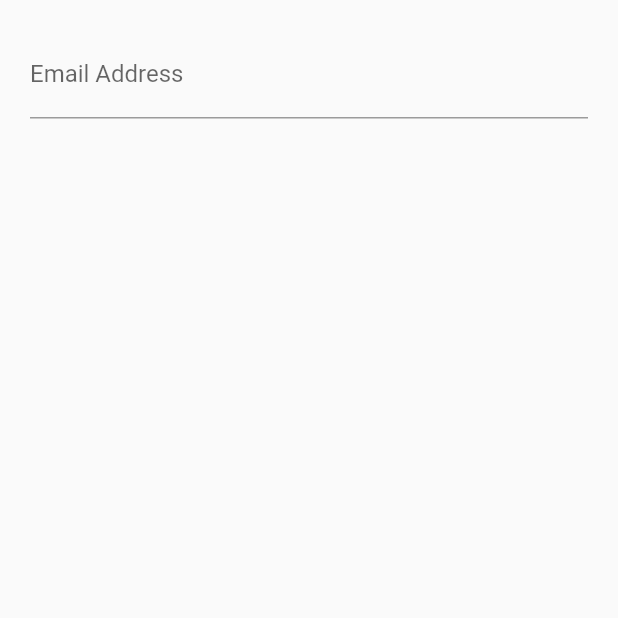
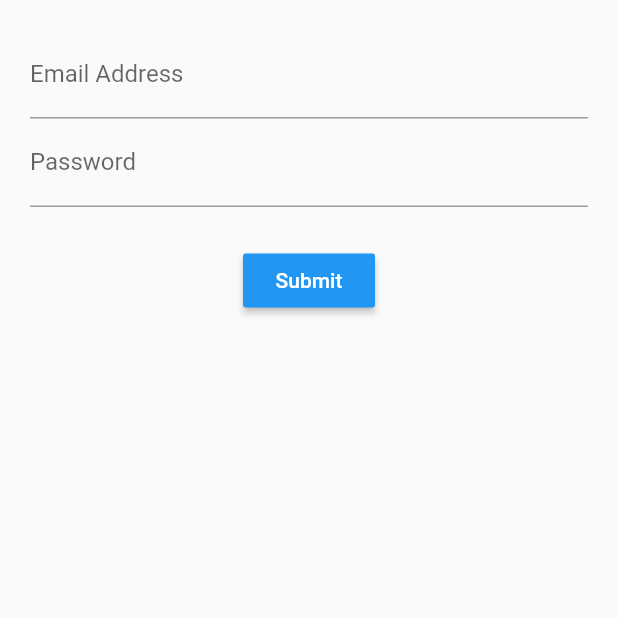
Before and after one commit to AlexHSZ/Flutter-Mock-Login-App, a Flutter app: the screen it shows after launch, on a phone screen of 412 x 824 dp, the top half of it. Run offline on Flutter 3.47's test engine with Material 2 defaults, Android fonts, the phone set to English and light mode, and no system bars.

Commit message:
Added raised button widget

```diff
--- a/lib/src/screens/login_screen.dart
+++ b/lib/src/screens/login_screen.dart
@@ -14,8 +14,9 @@ class LoginScreenState extends State<LoginScreen> {
         child: Column(
           children: <Widget>[
             emailField(),
-            // passwordField(),
-            // submitButton(),
+            passwordField(),
+            Container(margin: EdgeInsets.only(top: 25.0)),
+            submitButton(),
           ],
         ),
       ),
@@ -42,5 +43,12 @@ class LoginScreenState extends State<LoginScreen> {
     );
   }
 
-  Widget submitButton() {}
+  Widget submitButton() {
+    return RaisedButton(
+      color: Colors.blue,
+      child: Text("Submit"),
+      textColor: Colors.white,
+      onPressed: () {},
+    );
+  }
 }
```
